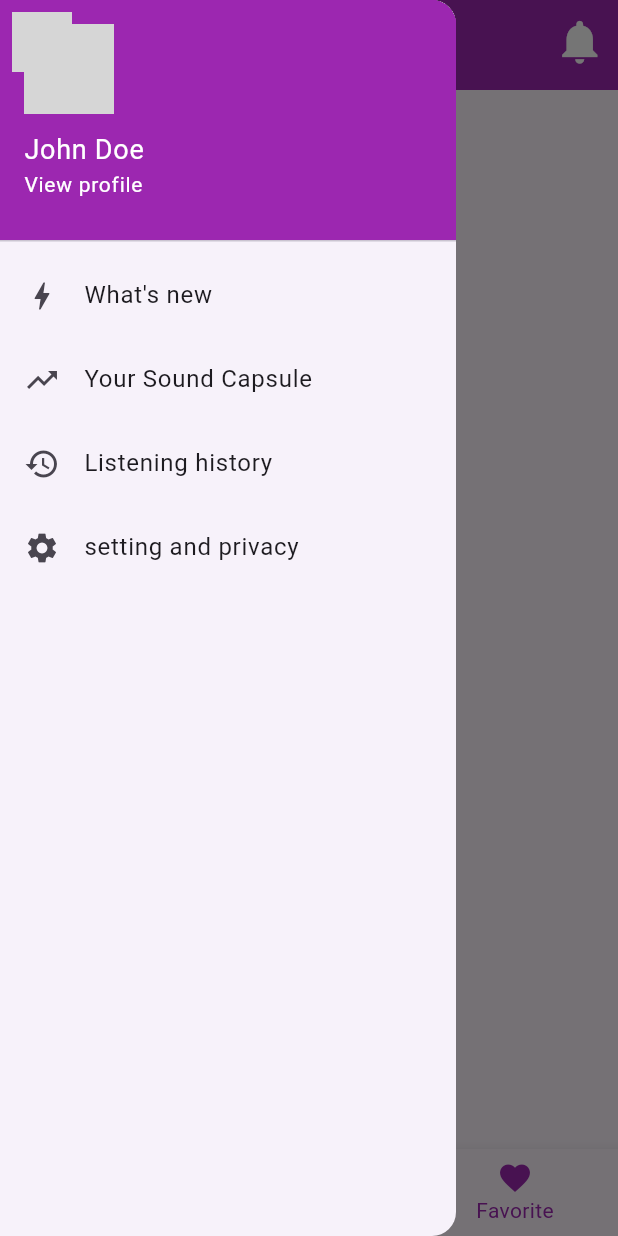
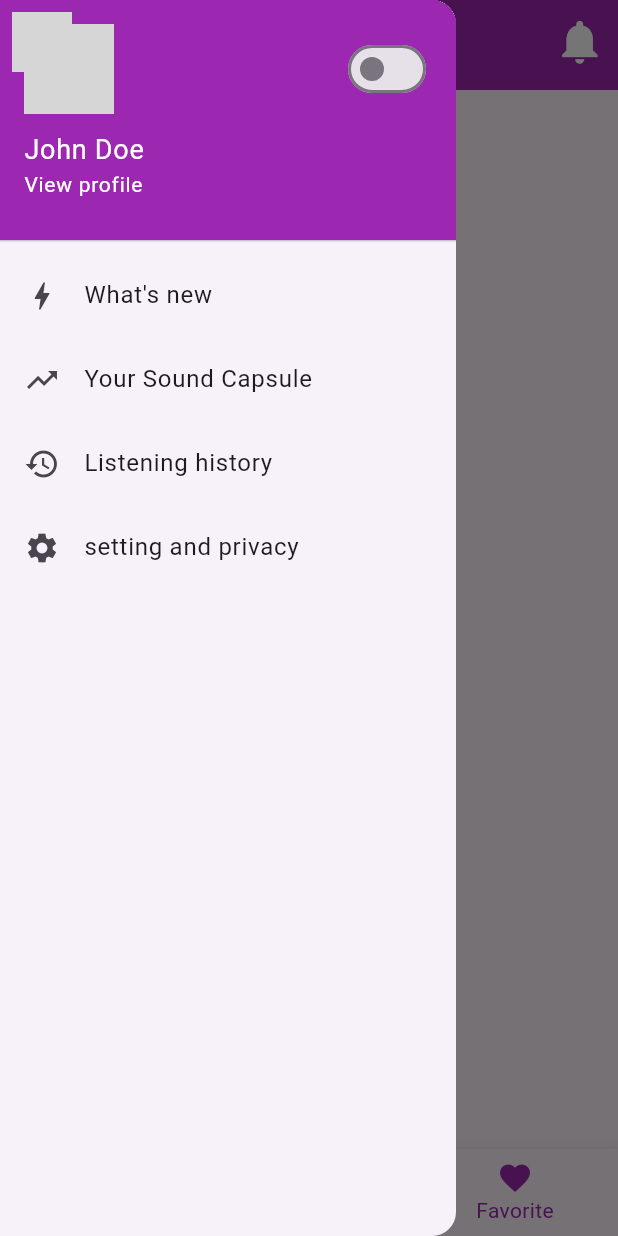
Before and after one commit to Micc1234/Cache-Music-Player, a Flutter app: the FirstPage screen opened directly, item 3 of the bottom bar chosen, with the side drawer open, on a phone screen of 412 x 824 dp. Run offline on Flutter 3.47's test engine with Material 3 defaults, Android fonts, the phone set to English and light mode, and no system bars; network calls fail; grey boxes are pictures that could not be loaded.

```diff
--- a/lib/screens/first_page.dart
+++ b/lib/screens/first_page.dart
@@ -1,9 +1,11 @@
 import 'package:cache_music_player/screens/login_page.dart';
 import 'package:cache_music_player/screens/notification_page.dart';
+import 'package:cache_music_player/widgets/theme_provider.dart';
 import 'package:flutter/material.dart';
 import 'package:cache_music_player/screens/home_page.dart';
 import 'package:cache_music_player/screens/search_page.dart';
 import 'package:cache_music_player/screens/favorite_page.dart';
+import 'package:provider/provider.dart';
 
 class FirstPage extends StatefulWidget {
   FirstPage({super.key});
@@ -41,9 +43,22 @@ class _FirstPageState extends State<FirstPage> {
               child: Column(
                 crossAxisAlignment: CrossAxisAlignment.start,
                 children: [
-                  CircleAvatar(
-                    radius: 30,
-                    backgroundImage: AssetImage('assets/profile_pic.jpg'), // Add your profile picture asset
+                  Row(
+                    children: [
+                      CircleAvatar(
+                        radius: 30,
+                        backgroundImage: AssetImage(
+                            'assets/profile_pic.jpg'), // Add your profile picture asset
+                      ),
+                      Spacer(),
+                      Switch(
+                        value: Provider.of<ThemeProvider>(context).isDarkMode,
+                        onChanged: (newValue) {
+                          Provider.of<ThemeProvider>(context, listen: false)
+                              .toggleTheme();
+                        },
+                      ),
+                    ],
                   ),
                   SizedBox(height: 10),
                   Text(
@@ -105,8 +120,10 @@ class _FirstPageState extends State<FirstPage> {
           actions: [
             IconButton(
               onPressed: () {
-                Navigator.push(context,
-                    MaterialPageRoute(builder: (context) => NotificationPage()));
+                Navigator.push(
+                    context,
+                    MaterialPageRoute(
+                        builder: (context) => NotificationPage()));
               },
               icon: Icon(
                 Icons.notifications,
@@ -125,7 +142,8 @@ class _FirstPageState extends State<FirstPage> {
                 padding: EdgeInsets.all(8.0),
                 child: CircleAvatar(
                   radius: 20,
-                  backgroundImage: AssetImage('assets/profile_pic.jpg'), // Add your profile picture asset
+                  backgroundImage: AssetImage(
+                      'assets/profile_pic.jpg'), // Add your profile picture asset
                 ),
               ),
             ),
--- /dev/null
+++ b/lib/widgets/theme_provider.dart
@@ -0,0 +1,14 @@
+import 'package:flutter/material.dart';
+
+class ThemeProvider with ChangeNotifier {
+  bool _isDarkMode = false;
+
+  bool get isDarkMode => _isDarkMode;
+
+  ThemeMode get currentTheme => _isDarkMode ? ThemeMode.dark : ThemeMode.light;
+
+  void toggleTheme() {
+    _isDarkMode = !_isDarkMode;
+    notifyListeners();
+  }
+}
```
Also changed, not shown: lib/main.dart (+21 -10 lines), lib/widgets/search_bar.dart (+61 -6 lines).
